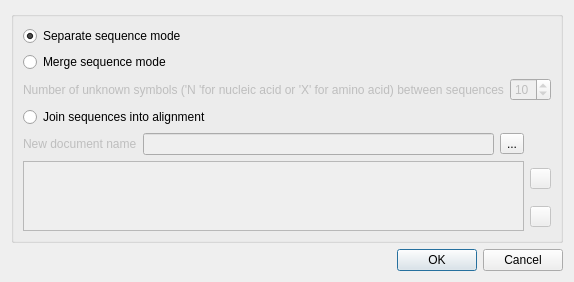
This is src/ugeneui/src/project_support/ui/MultipleSequenceFilesReadingMode.ui in violethaze74/ugene as Qt 5 draws it before an edit. The edited form follows.
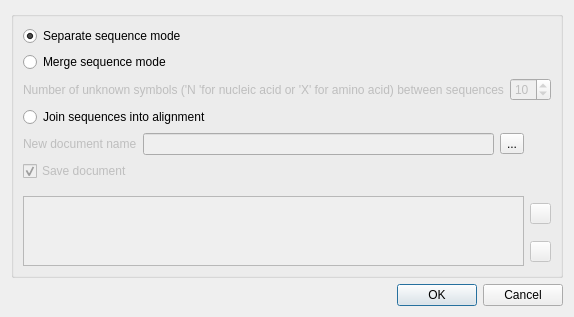
This is the edited form.

```diff
--- a/src/ugeneui/src/project_support/ui/MultipleSequenceFilesReadingMode.ui
+++ b/src/ugeneui/src/project_support/ui/MultipleSequenceFilesReadingMode.ui
@@ -7,7 +7,7 @@
     <x>0</x>
     <y>0</y>
     <width>555</width>
-    <height>271</height>
+    <height>302</height>
    </rect>
   </property>
   <property name="windowTitle">
@@ -95,14 +95,47 @@
         </item>
        </layout>
       </item>
-      <item row="6" column="0" rowspan="2">
+      <item row="6" column="0">
+       <layout class="QHBoxLayout" name="horizontalLayout_4">
+        <property name="bottomMargin">
+         <number>9</number>
+        </property>
+        <item>
+         <widget class="QCheckBox" name="saveBox">
+          <property name="enabled">
+           <bool>false</bool>
+          </property>
+          <property name="text">
+           <string>Save document</string>
+          </property>
+          <property name="checked">
+           <bool>true</bool>
+          </property>
+         </widget>
+        </item>
+        <item>
+         <spacer name="horizontalSpacer_2">
+          <property name="orientation">
+           <enum>Qt::Horizontal</enum>
+          </property>
+          <property name="sizeHint" stdset="0">
+           <size>
+            <width>40</width>
+            <height>20</height>
+           </size>
+          </property>
+         </spacer>
+        </item>
+       </layout>
+      </item>
+      <item row="7" column="0" rowspan="2">
        <widget class="QListWidget" name="listDocuments">
         <property name="enabled">
          <bool>false</bool>
         </property>
        </widget>
       </item>
-      <item row="6" column="1">
+      <item row="7" column="1">
        <widget class="QPushButton" name="upperButton">
         <property name="enabled">
          <bool>false</bool>
@@ -130,7 +163,7 @@
         </property>
        </widget>
       </item>
-      <item row="7" column="1">
+      <item row="8" column="1">
        <widget class="QPushButton" name="bottomButton">
         <property name="enabled">
          <bool>false</bool>
@@ -152,7 +185,7 @@
         </property>
        </widget>
       </item>
-      <item row="8" column="0">
+      <item row="9" column="0">
        <spacer name="verticalSpacer">
         <property name="orientation">
          <enum>Qt::Vertical</enum>
```
